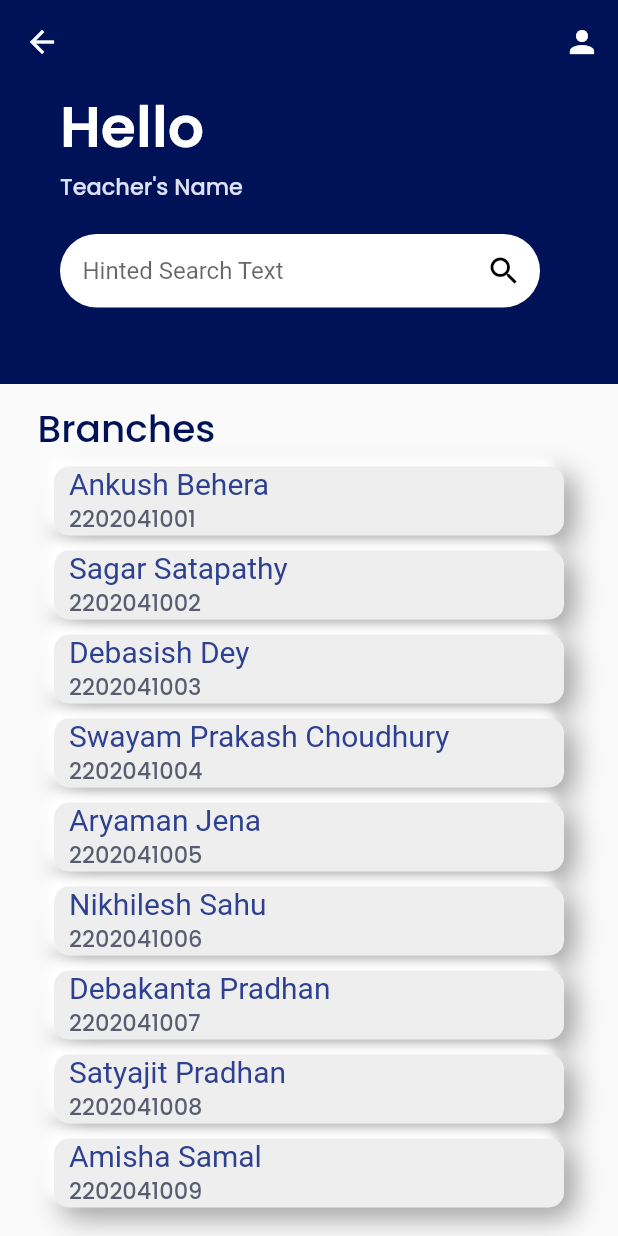
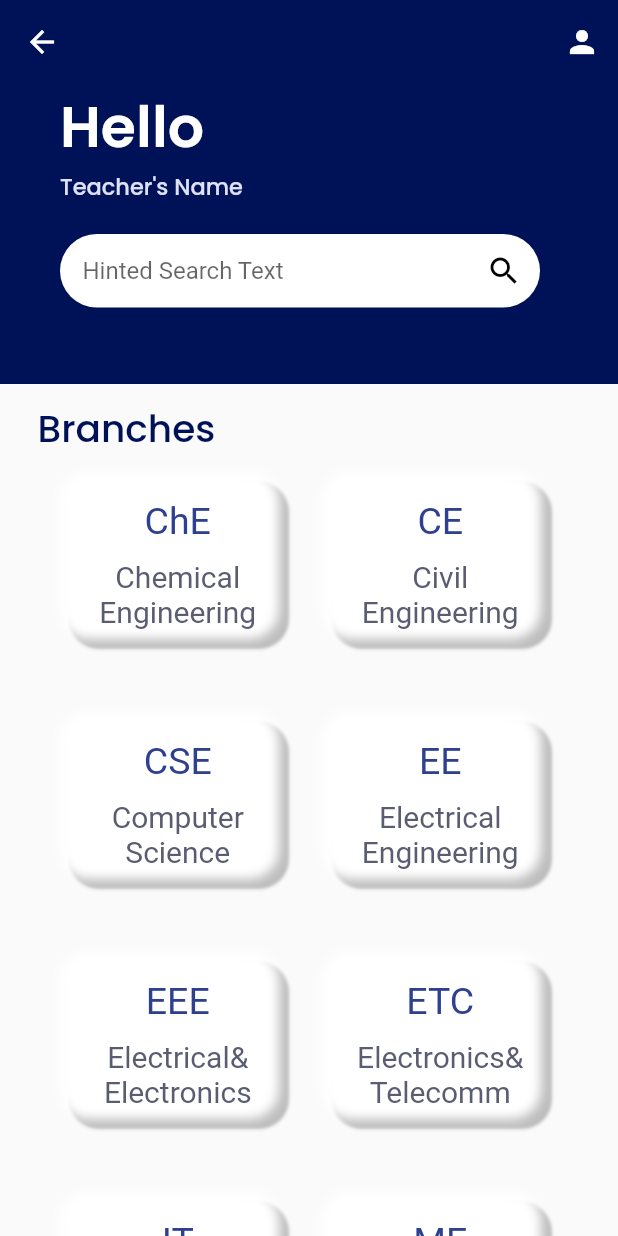
Before and after one commit to EnigmaTasks/SMS, a Flutter app: the HomePage screen opened directly, on a phone screen of 412 x 824 dp. Run offline on Flutter 3.47's test engine with Material 2 defaults, Android fonts, the phone set to English and light mode, and no system bars; our stand-ins replace google_fonts.

Commit message:
branch names

```diff
--- a/lib/Pages/home.dart
+++ b/lib/Pages/home.dart
@@ -37,8 +37,42 @@ class _HomePageState extends State<HomePage> {
     "2202041009"
   ];
   List yearList = ['2023 - 2024', '2022 - 2023', '2021 - 2022', '2020 - 2021'];
-  List branchFull = [];
-  List branchShort = [];
+  List branchFull1 = [
+    "Chemical",
+    "Civil",
+    "Computer",
+    "Electrical",
+    "Electrical&",
+    "Electronics&",
+    "Information",
+    "Mechanical",
+    "Metallurgy&",
+    "Production"
+  ];
+  List branchFull2 = [
+    "Engineering",
+    "Engineering",
+    "Science",
+    "Engineering",
+    "Electronics",
+    "Telecomm",
+    "Technology",
+    "Engineering",
+    "Materials",
+    "Engineering"
+  ];
+  List branchShort = [
+    "ChE",
+    "CE",
+    "CSE",
+    "EE",
+    "EEE",
+    "ETC",
+    "IT",
+    "ME",
+    "MME",
+    "PE"
+  ];
   @override
   Widget build(BuildContext context) {
     return Scaffold(
@@ -198,15 +232,19 @@ class _HomePageState extends State<HomePage> {
               height: 700,
               width: 350,
               child: navId == 0
-                  ? ListView.builder(
-                      itemCount: studentList.length,
-                      scrollDirection: Axis.vertical,
-                      itemBuilder: (context, index) {
-                        return StdTile(
-                          stdName: studentList[index],
-                          rollNo: rollList[index],
-                        );
-                      },
+                  ? GridView.builder(
+                      itemCount: branchFull1.length,
+                      gridDelegate:
+                          const SliverGridDelegateWithFixedCrossAxisCount(
+                              mainAxisSpacing: 20,
+                              crossAxisCount: 2,
+                              mainAxisExtent: 140),
+                      itemBuilder: ((context, index) {
+                        return BranchTile(
+                            branchSs: branchFull1[index],
+                            branchTi: branchFull2[index],
+                            short: branchShort[index]);
+                      }),
                     )
                   : navId == 1
                       ? GestureDetector(
--- a/lib/Widgets/branch_tile.dart
+++ b/lib/Widgets/branch_tile.dart
@@ -4,6 +4,7 @@ class BranchTile extends StatelessWidget {
   final String branchSs;
   final String branchTi;
   final String short;
+
   const BranchTile(
       {super.key,
       required this.branchSs,
@@ -34,7 +35,7 @@ class BranchTile extends StatelessWidget {
                 color: Colors.white)
           ],
         ),
-        child: const Center(
+        child: Center(
           child: Column(
             mainAxisAlignment: MainAxisAlignment.spaceEvenly,
             crossAxisAlignment: CrossAxisAlignment.center,
@@ -43,7 +44,7 @@ class BranchTile extends StatelessWidget {
                 mainAxisAlignment: MainAxisAlignment.center,
                 children: [
                   Text(
-                    'ChE',
+                    short,
                     style: TextStyle(
                       fontSize: 25,
                       color: Color(0xFF2E4090),
@@ -60,7 +61,7 @@ class BranchTile extends StatelessWidget {
                         mainAxisAlignment: MainAxisAlignment.center,
                         children: [
                           Text(
-                            "Chemical",
+                            branchSs,
                             style: TextStyle(
                                 fontSize: 20, color: Color(0xFF5A5D72)),
                           ),
@@ -69,7 +70,7 @@ class BranchTile extends StatelessWidget {
                       Row(
                         mainAxisAlignment: MainAxisAlignment.center,
                         children: [
-                          Text("Engineering",
+                          Text(branchTi,
                               style: TextStyle(
                                   fontSize: 20, color: Color(0xFF5A5D72))),
                         ],
```
